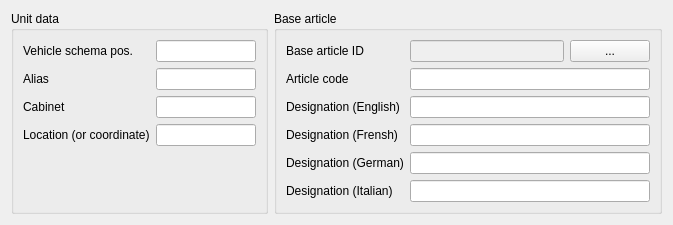
Above: src/mdttools/mdttesttool/mdtcablelist/mdtClUnitEditor.ui from scandyna/multidiagtools before the change. Below: the same form after it.
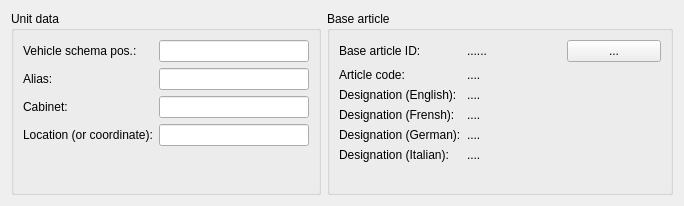
That is the form after the change.

The edit to the form file:
```diff
--- a/src/mdttools/mdttesttool/mdtcablelist/mdtClUnitEditor.ui
+++ b/src/mdttools/mdttesttool/mdtcablelist/mdtClUnitEditor.ui
@@ -6,7 +6,7 @@
    <rect>
     <x>0</x>
     <y>0</y>
-    <width>673</width>
+    <width>684</width>
     <height>206</height>
    </rect>
   </property>
@@ -47,7 +47,7 @@
       <item row="0" column="0">
        <widget class="QLabel" name="lb_SchemaPosition">
         <property name="text">
-         <string>Vehicle schema pos.</string>
+         <string>Vehicle schema pos.:</string>
         </property>
        </widget>
       </item>
@@ -55,13 +55,13 @@
        <widget class="QLineEdit" name="fld_SchemaPosition">
         <property name="minimumSize">
          <size>
-          <width>100</width>
+          <width>150</width>
           <height>0</height>
          </size>
         </property>
         <property name="maximumSize">
          <size>
-          <width>150</width>
+          <width>200</width>
           <height>16777215</height>
          </size>
         </property>
@@ -76,7 +76,7 @@
       <item row="1" column="0">
        <widget class="QLabel" name="lb_Alias">
         <property name="text">
-         <string>Alias</string>
+         <string>Alias:</string>
         </property>
        </widget>
       </item>
@@ -84,7 +84,7 @@
        <widget class="QLineEdit" name="fld_Alias">
         <property name="maximumSize">
          <size>
-          <width>150</width>
+          <width>200</width>
           <height>16777215</height>
          </size>
         </property>
@@ -93,7 +93,7 @@
       <item row="2" column="0">
        <widget class="QLabel" name="lb_Cabinet">
         <property name="text">
-         <string>Cabinet</string>
+         <string>Cabinet:</string>
         </property>
        </widget>
       </item>
@@ -101,7 +101,7 @@
        <widget class="QLineEdit" name="fld_Cabinet">
         <property name="maximumSize">
          <size>
-          <width>150</width>
+          <width>200</width>
           <height>16777215</height>
          </size>
         </property>
@@ -110,7 +110,7 @@
       <item row="3" column="0">
        <widget class="QLabel" name="lb_Coordinate">
         <property name="text">
-         <string>Location (or coordinate)</string>
+         <string>Location (or coordinate):</string>
         </property>
        </widget>
       </item>
@@ -118,7 +118,7 @@
        <widget class="QLineEdit" name="fld_Coordinate">
         <property name="maximumSize">
          <size>
-          <width>150</width>
+          <width>200</width>
           <height>16777215</height>
          </size>
         </property>
@@ -145,19 +145,16 @@
       <item row="0" column="0">
        <widget class="QLabel" name="lbArticle_Id_FK">
         <property name="text">
-         <string>Base article ID</string>
+         <string>Base article ID:</string>
         </property>
        </widget>
       </item>
       <item row="0" column="1">
        <layout class="QHBoxLayout" name="horizontalLayout">
         <item>
-         <widget class="QLineEdit" name="leArticle_Id_FK">
-          <property name="enabled">
-           <bool>false</bool>
-          </property>
-          <property name="readOnly">
-           <bool>true</bool>
+         <widget class="QLabel" name="lbl_Article_Id_FK">
+          <property name="text">
+           <string>......</string>
           </property>
          </widget>
         </item>
@@ -173,70 +170,85 @@
       <item row="1" column="0">
        <widget class="QLabel" name="lbArticleCode">
         <property name="text">
-         <string>Article code</string>
-        </property>
-       </widget>
-      </item>
-      <item row="1" column="1">
-       <widget class="QLineEdit" name="leArticleCode">
-        <property name="readOnly">
-         <bool>true</bool>
+         <string>Article code:</string>
         </property>
        </widget>
       </item>
       <item row="2" column="0">
        <widget class="QLabel" name="lbArticleDesignationEN">
         <property name="text">
-         <string>Designation (English)</string>
-        </property>
-       </widget>
-      </item>
-      <item row="2" column="1">
-       <widget class="QLineEdit" name="leArticleDesignationEN">
-        <property name="readOnly">
-         <bool>true</bool>
-        </property>
-       </widget>
-      </item>
-      <item row="3" column="1">
-       <widget class="QLineEdit" name="leArticleDesignationFR">
-        <property name="readOnly">
-         <bool>true</bool>
-        </property>
-       </widget>
-      </item>
-      <item row="4" column="1">
-       <widget class="QLineEdit" name="leArticleDesignationDE">
-        <property name="readOnly">
-         <bool>true</bool>
-        </property>
-       </widget>
-      </item>
-      <item row="5" column="1">
-       <widget class="QLineEdit" name="leArticleDesignationIT">
-        <property name="readOnly">
-         <bool>true</bool>
+         <string>Designation (English):</string>
         </property>
        </widget>
       </item>
       <item row="3" column="0">
        <widget class="QLabel" name="lbArticleDesignationFR">
         <property name="text">
-         <string>Designation (Frensh)</string>
+         <string>Designation (Frensh):</string>
         </property>
        </widget>
       </item>
       <item row="4" column="0">
        <widget class="QLabel" name="lbArticleDesignationDE">
         <property name="text">
-         <string>Designation (German)</string>
+         <string>Designation (German):</string>
         </property>
        </widget>
       </item>
       <item row="5" column="0">
        <widget class="QLabel" name="lbArticleDesignationIT">
         <property name="text">
-         <string>Designation (Italian)</string>
+         <string>Designation (Italian):</string>
+        </property>
+       </widget>
+      </item>
+      <item row="1" column="1">
+       <widget class="QLabel" name="lbl_ArticleCode">
+        <property name="text">
+         <string>....</string>
+        </property>
+        <property name="textInteractionFlags">
+         <set>Qt::LinksAccessibleByMouse|Qt::TextSelectableByKeyboard|Qt::TextSelectableByMouse</set>
+        </property>
+       </widget>
+      </item>
+      <item row="2" column="1">
+       <widget class="QLabel" name="lbl_ArticleDesignationEN">
+        <property name="text">
+         <string>....</string>
+        </property>
+        <property name="textInteractionFlags">
+         <set>Qt::LinksAccessibleByMouse|Qt::TextSelectableByKeyboard|Qt::TextSelectableByMouse</set>
+        </property>
+       </widget>
+      </item>
+      <item row="3" column="1">
+       <widget class="QLabel" name="lbl_ArticleDesignationFR">
+        <property name="text">
+         <string>....</string>
+        </property>
+        <property name="textInteractionFlags">
+         <set>Qt::LinksAccessibleByMouse|Qt::TextSelectableByKeyboard|Qt::TextSelectableByMouse</set>
+        </property>
+       </widget>
+      </item>
+      <item row="4" column="1">
+       <widget class="QLabel" name="lbl_ArticleDesignationDE">
+        <property name="text">
+         <string>....</string>
+        </property>
+        <property name="textInteractionFlags">
+         <set>Qt::LinksAccessibleByMouse|Qt::TextSelectableByKeyboard|Qt::TextSelectableByMouse</set>
+        </property>
+       </widget>
+      </item>
+      <item row="5" column="1">
+       <widget class="QLabel" name="lbl_ArticleDesignationIT">
+        <property name="text">
+         <string>....</string>
+        </property>
+        <property name="textInteractionFlags">
+         <set>Qt::LinksAccessibleByMouse|Qt::TextSelectableByKeyboard|Qt::TextSelectableByMouse</set>
         </property>
        </widget>
       </item>
```
